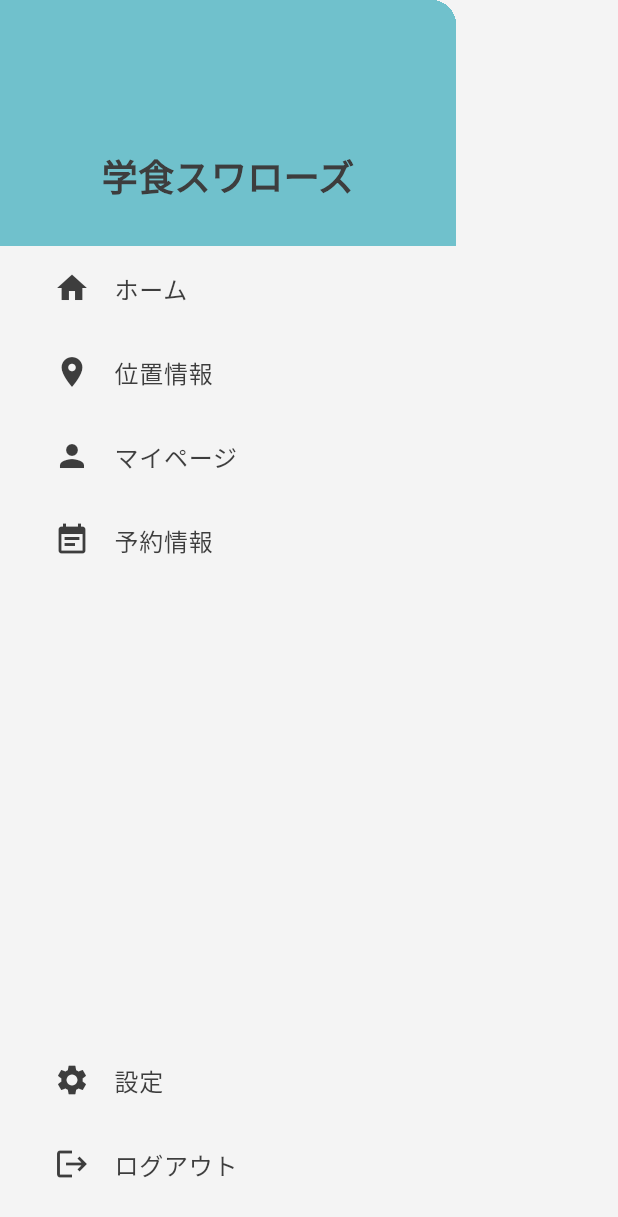
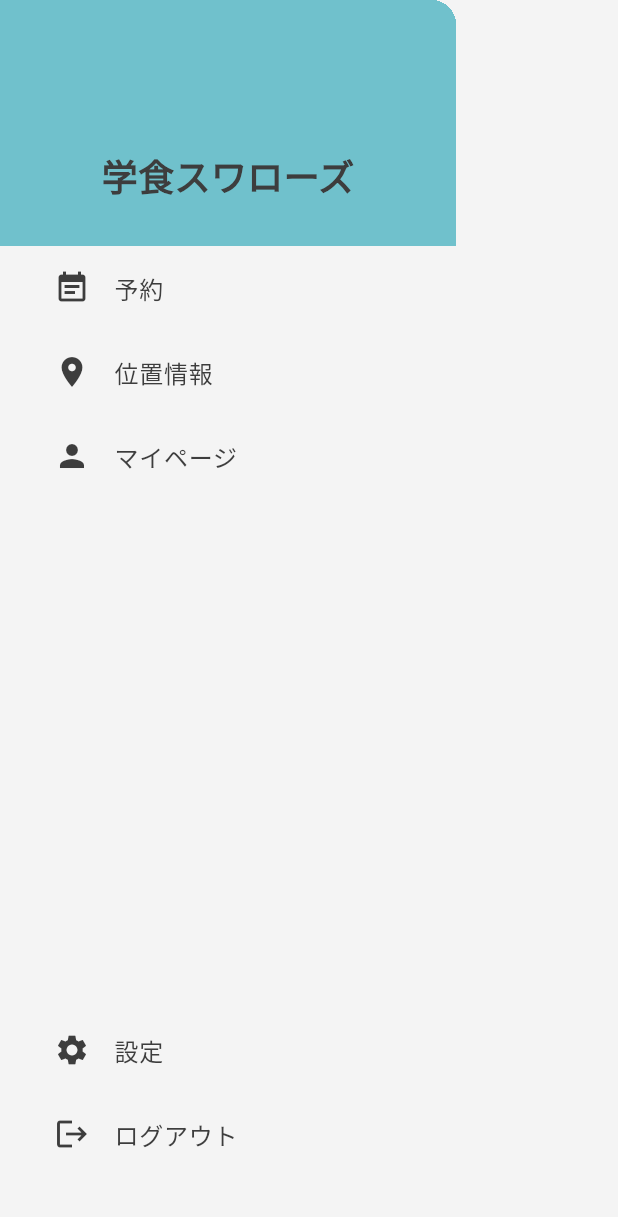
Before and after one commit to hiropoo/cafeteria_reserve, a Flutter app: the MyDrawer widget shown alone on an empty page, opened directly, on a phone screen of 412 x 824 dp. Shown: the top 1217 px of the screen. Run offline on Flutter 3.47's test engine with Material 3 defaults, Android fonts, the phone set to English and light mode, and no system bars; our stand-ins replace flutter_hooks, freezed_annotation, go_router, hooks_riverpod, location, riverpod_annotation and 1 more; accounts and stored records are empty; generated files the repository leaves out were written again.

Commit message:
⚡️ Drawerの要素を変更

```diff
--- a/lib/src/components/my_drawer.dart
+++ b/lib/src/components/my_drawer.dart
@@ -34,10 +34,10 @@ class MyDrawer extends ConsumerWidget {
             ),
           ),
 
-          // ホーム
+          // 予約
           MyDrawerTile(
-            title: 'ホーム',
-            icon: Icons.home,
+            title: '予約',
+            icon: Icons.event_note,
             onTap: () {
               Navigator.pop(context);
               pageIndexNotifier.changeIndex(0);
@@ -67,15 +67,6 @@ class MyDrawer extends ConsumerWidget {
             },
           ),
 
-          // 予約
-          MyDrawerTile(
-            title: '予約情報',
-            icon: Icons.event_note,
-            onTap: () {
-              Navigator.pop(context);
-            },
-          ),
-
           const Spacer(),
 
           // 設定
@@ -99,7 +90,7 @@ class MyDrawer extends ConsumerWidget {
           ),
 
           const SizedBox(
-            height: 20,
+            height: 40,
           )
         ],
       ),
```
